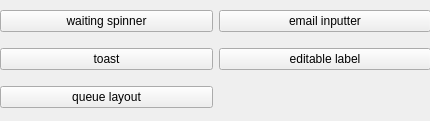
Above: demo/qrwidgetdemo.ui from Qters/QrWidgets before the change. Below: the same form after it.
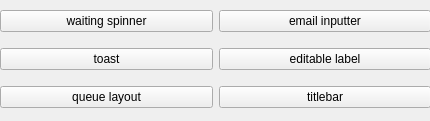
That is the form after the change.

```diff
--- a/demo/qrwidgetdemo.ui
+++ b/demo/qrwidgetdemo.ui
@@ -58,6 +58,13 @@
       </property>
      </widget>
     </item>
+    <item row="2" column="1">
+     <widget class="QPushButton" name="titlebar">
+      <property name="text">
+       <string>titlebar</string>
+      </property>
+     </widget>
+    </item>
    </layout>
   </widget>
  </widget>
```
